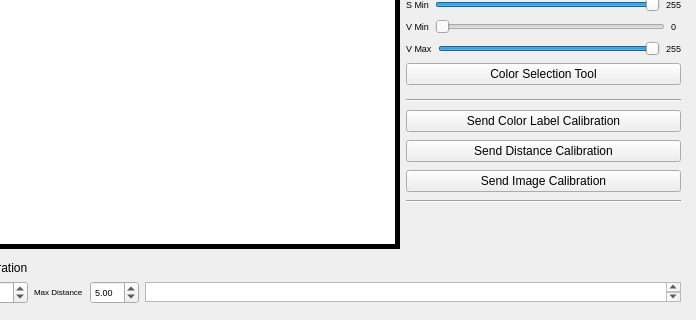
The window that vision_calib/src/vision_calib.ui (minhoteam-msl/minho_team_tools) describes before a commit, drawn with Qt 5; both pictures show x 89 to 785 and y 280 to 600 of the 785 by 600 pixel window.
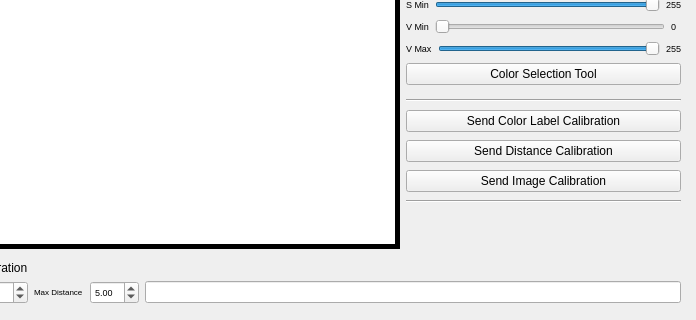
The same window after the commit.

Commit message: Added mirror config publishing mechanism

Patch:
```diff
--- a/vision_calib/src/vision_calib.ui
+++ b/vision_calib/src/vision_calib.ui
@@ -925,36 +925,7 @@
          </widget>
         </item>
         <item>
-         <widget class="QPlainTextEdit" name="line_pixdist">
-          <property name="sizePolicy">
-           <sizepolicy hsizetype="Expanding" vsizetype="Fixed">
-            <horstretch>0</horstretch>
-            <verstretch>0</verstretch>
-           </sizepolicy>
-          </property>
-          <property name="minimumSize">
-           <size>
-            <width>300</width>
-            <height>0</height>
-           </size>
-          </property>
-          <property name="maximumSize">
-           <size>
-            <width>16777215</width>
-            <height>20</height>
-           </size>
-          </property>
-          <property name="font">
-           <font>
-            <pointsize>7</pointsize>
-            <weight>50</weight>
-            <bold>false</bold>
-           </font>
-          </property>
-          <property name="plainText">
-           <string/>
-          </property>
-         </widget>
+         <widget class="QLineEdit" name="line_pixdist"/>
         </item>
        </layout>
       </item>
```
Left out of the diff: 2 changed lines with no effect on the pictures. The commit also changes 2 other files.
